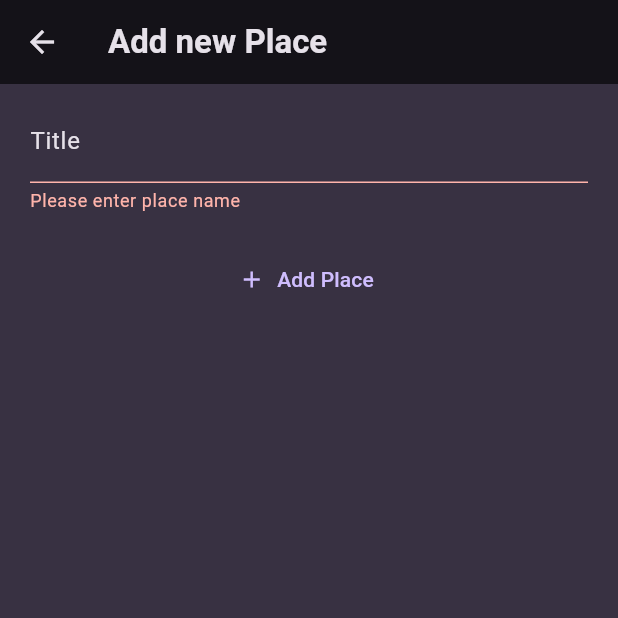
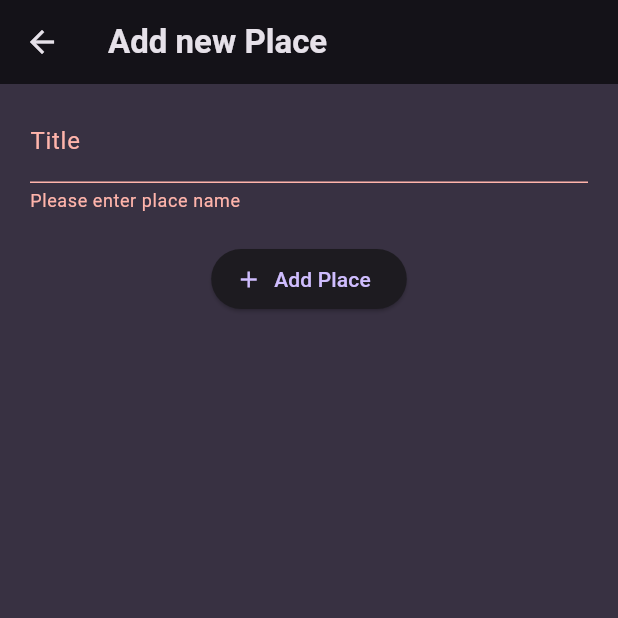
Before and after one commit to dainavipurav/008_flutter_udemy_favorite_places_app, a Flutter app: the AddPlaceScreen screen opened directly, after a tap on "Add Place", on a phone screen of 412 x 824 dp, the top half of it. Run offline on Flutter 3.47's test engine with Material 3 defaults, Android fonts, the phone set to English and light mode, and no system bars; our stand-ins replace flutter_riverpod, google_fonts.

Commit message:
code modified as per tutorial video

```diff
--- a/lib/screens/add_place.dart
+++ b/lib/screens/add_place.dart
@@ -1,22 +1,30 @@
 import 'package:flutter/material.dart';
-import 'package:flutter_riverpod/flutter_riverpod.dart';
-import 'package:udemy_007_favorite_places_app/models/place.dart';
-import 'package:udemy_007_favorite_places_app/providers/places_provider.dart';
 
-class AddPlaceScreen extends ConsumerWidget {
+class AddPlaceScreen extends StatefulWidget {
   const AddPlaceScreen({super.key});
 
   @override
-  Widget build(BuildContext context, WidgetRef ref) {
-    final textController = TextEditingController();
-    final wref = ref.watch(placesProvider);
-    final formKey = GlobalKey<FormState>();
+  State<AddPlaceScreen> createState() {
+    return _AddPlaceScreenState();
+  }
+}
 
+class _AddPlaceScreenState extends State<AddPlaceScreen> {
+  final _textController = TextEditingController();
+  final formKey = GlobalKey<FormState>();
+  @override
+  void dispose() {
+    _textController.dispose();
+    super.dispose();
+  }
+
+  @override
+  Widget build(BuildContext context) {
     return Scaffold(
       appBar: AppBar(
         title: const Text('Add new Place'),
       ),
-      body: Padding(
+      body: SingleChildScrollView(
         padding: const EdgeInsets.symmetric(horizontal: 20, vertical: 10),
         child: Column(
           mainAxisSize: MainAxisSize.min,
@@ -24,43 +32,26 @@ class AddPlaceScreen extends ConsumerWidget {
             Form(
               key: formKey,
               child: TextFormField(
-                decoration: InputDecoration(
-                  label: Text(
-                    'Title',
-                    style: Theme.of(context).textTheme.bodyLarge!.copyWith(
-                          color: Theme.of(context).colorScheme.onBackground,
-                        ),
-                  ),
-                  labelStyle: Theme.of(context).textTheme.bodyLarge!.copyWith(
-                        color: Theme.of(context).colorScheme.onBackground,
-                      ),
+                decoration: const InputDecoration(label: Text('Title')),
+                style: TextStyle(
+                  color: Theme.of(context).colorScheme.onBackground,
                 ),
-                style: Theme.of(context).textTheme.bodyLarge!.copyWith(
-                      color: Theme.of(context).colorScheme.onBackground,
-                    ),
                 validator: (value) {
                   if (value == null || value.isEmpty) {
                     return 'Please enter place name';
                   }
                   return null;
                 },
-                onSaved: (value) {},
                 keyboardType: TextInputType.text,
-                controller: textController,
+                controller: _textController,
               ),
             ),
             const SizedBox(height: 20),
-            TextButton.icon(
+            ElevatedButton.icon(
               icon: const Icon(Icons.add),
               onPressed: () {
                 if (formKey.currentState!.validate()) {
                   formKey.currentState!.save();
-                  Place model = Place(
-                    title: textController.text,
-                  );
-                  wref.add(model);
-
-                  print('${model.id} : ${model.title}');
 
                   Navigator.pop(context);
                 }
```
